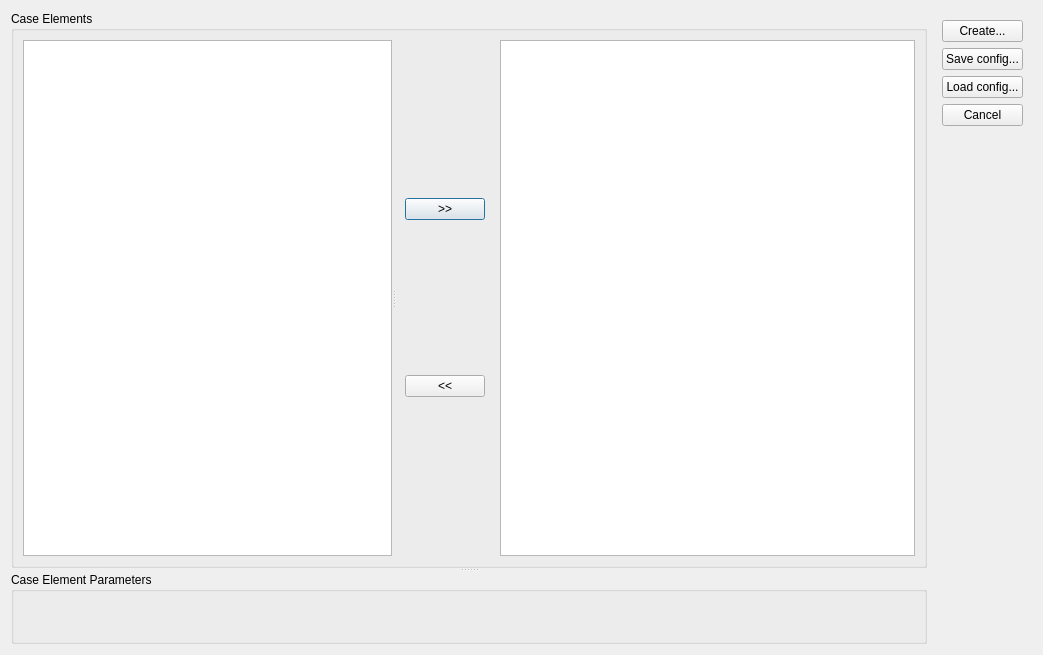
Old version of the form src/extensions/openfoam/isutils/isofCaseBuilder/isofcasebuilderwindow.ui in the repository hkroeger/insightcae.
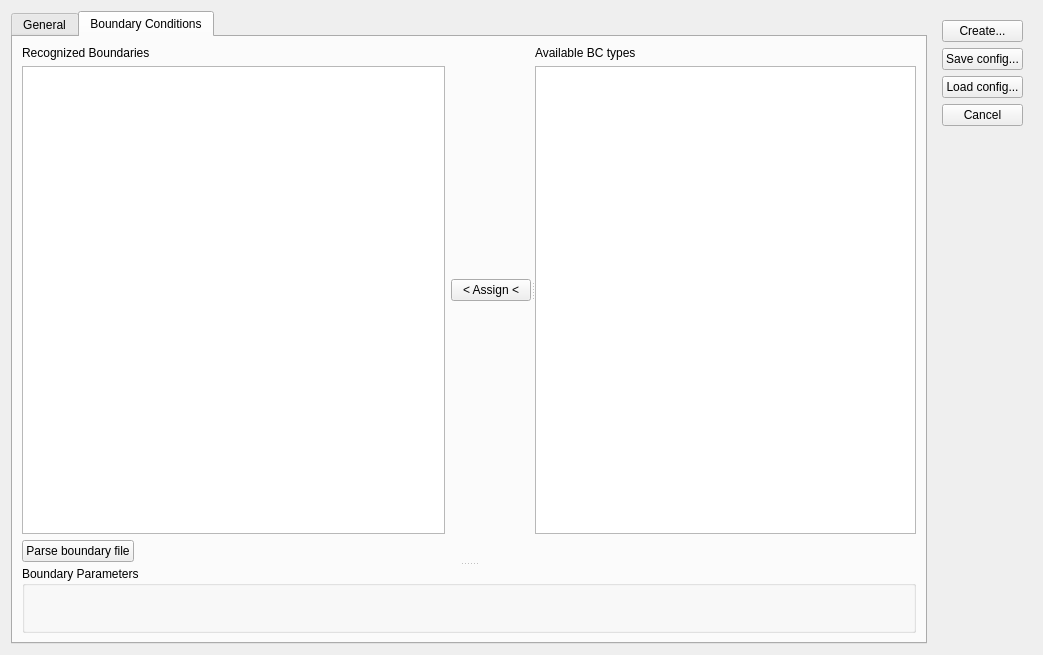
New version of the form. The open tabs and pages were chosen to show the change.

Patch:
```diff
--- a/src/extensions/openfoam/isutils/isofCaseBuilder/isofcasebuilderwindow.ui
+++ b/src/extensions/openfoam/isutils/isofCaseBuilder/isofcasebuilderwindow.ui
@@ -15,6 +15,16 @@
   </property>
   <layout class="QHBoxLayout" name="horizontalLayout">
    <item>
+    <widget class="QTabWidget" name="BCTab">
+     <property name="currentIndex">
+      <number>0</number>
+     </property>
+     <widget class="QWidget" name="generalTab">
+      <attribute name="title">
+       <string>General</string>
+      </attribute>
+      <layout class="QVBoxLayout" name="verticalLayout_4">
+       <item>
     <widget class="QSplitter" name="splitter_2">
      <property name="orientation">
       <enum>Qt::Vertical</enum>
@@ -71,6 +81,109 @@
       <property name="title">
        <string>Case Element Parameters</string>
       </property>
+         </widget>
+        </widget>
+       </item>
+      </layout>
+     </widget>
+     <widget class="QWidget" name="tab_2">
+      <attribute name="title">
+       <string>Boundary Conditions</string>
+      </attribute>
+      <layout class="QVBoxLayout" name="verticalLayout_9">
+       <item>
+        <widget class="QSplitter" name="splitter_4">
+         <property name="orientation">
+          <enum>Qt::Vertical</enum>
+         </property>
+         <widget class="QWidget" name="">
+          <layout class="QVBoxLayout" name="verticalLayout_7">
+           <item>
+            <widget class="QSplitter" name="splitter_3">
+             <property name="orientation">
+              <enum>Qt::Horizontal</enum>
+             </property>
+             <widget class="QWidget" name="">
+              <layout class="QHBoxLayout" name="horizontalLayout_3">
+               <item>
+                <layout class="QVBoxLayout" name="verticalLayout_5">
+                 <item>
+                  <widget class="QLabel" name="label">
+                   <property name="text">
+                    <string>Recognized Boundaries</string>
+                   </property>
+                  </widget>
+                 </item>
+                 <item>
+                  <widget class="QListWidget" name="patch_list"/>
+                 </item>
+                </layout>
+               </item>
+               <item>
+                <widget class="QPushButton" name="assign_bc_btn">
+                 <property name="text">
+                  <string>&lt; Assign &lt;</string>
+                 </property>
+                </widget>
+               </item>
+              </layout>
+             </widget>
+             <widget class="QWidget" name="">
+              <layout class="QVBoxLayout" name="verticalLayout_6">
+               <item>
+                <widget class="QLabel" name="label_2">
+                 <property name="text">
+                  <string>Available BC types</string>
+                 </property>
+                </widget>
+               </item>
+               <item>
+                <widget class="QListWidget" name="bc_element_list"/>
+               </item>
+              </layout>
+             </widget>
+            </widget>
+           </item>
+           <item>
+            <layout class="QHBoxLayout" name="horizontalLayout_4">
+             <item>
+              <widget class="QPushButton" name="parse_bf_btn">
+               <property name="text">
+                <string>Parse boundary file</string>
+               </property>
+              </widget>
+             </item>
+             <item>
+              <spacer name="horizontalSpacer">
+               <property name="orientation">
+                <enum>Qt::Horizontal</enum>
+               </property>
+               <property name="sizeHint" stdset="0">
+                <size>
+                 <width>40</width>
+                 <height>20</height>
+                </size>
+               </property>
+              </spacer>
+             </item>
+            </layout>
+           </item>
+          </layout>
+         </widget>
+         <widget class="QWidget" name="">
+          <layout class="QVBoxLayout" name="verticalLayout_8">
+           <item>
+            <widget class="QGroupBox" name="bc_parameter_editor">
+             <property name="title">
+              <string>Boundary Parameters</string>
+             </property>
+            </widget>
+           </item>
+          </layout>
+         </widget>
+        </widget>
+       </item>
+      </layout>
      </widget>
     </widget>
    </item>
```
Lines whose indentation alone changed are shown as unchanged.
